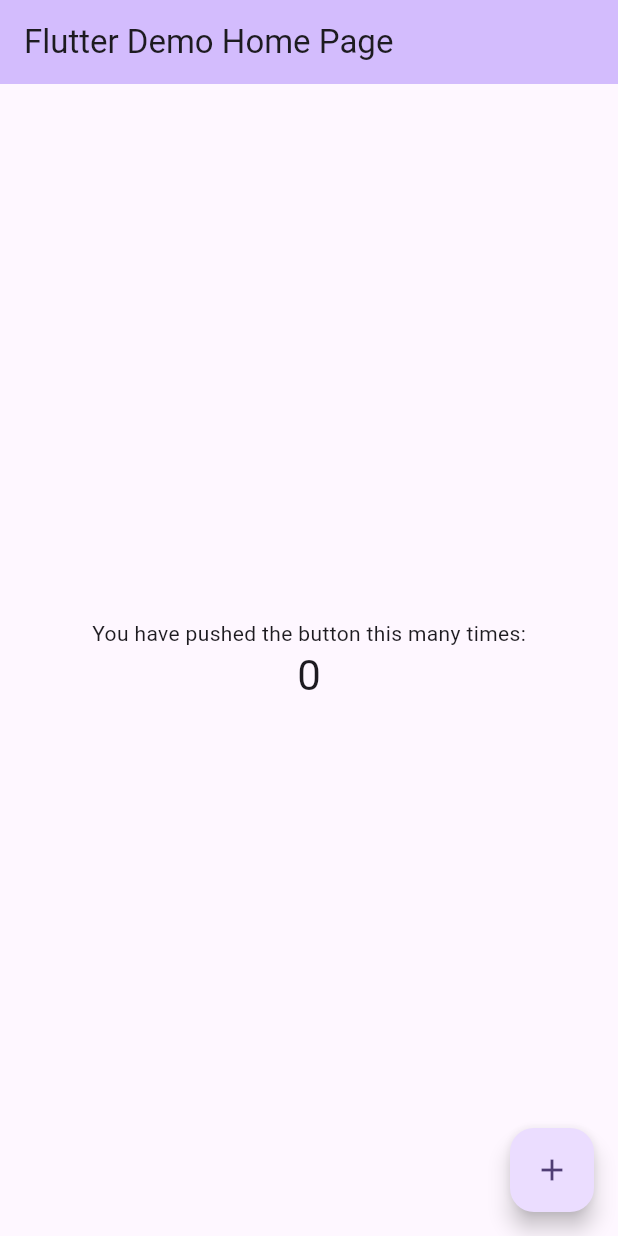
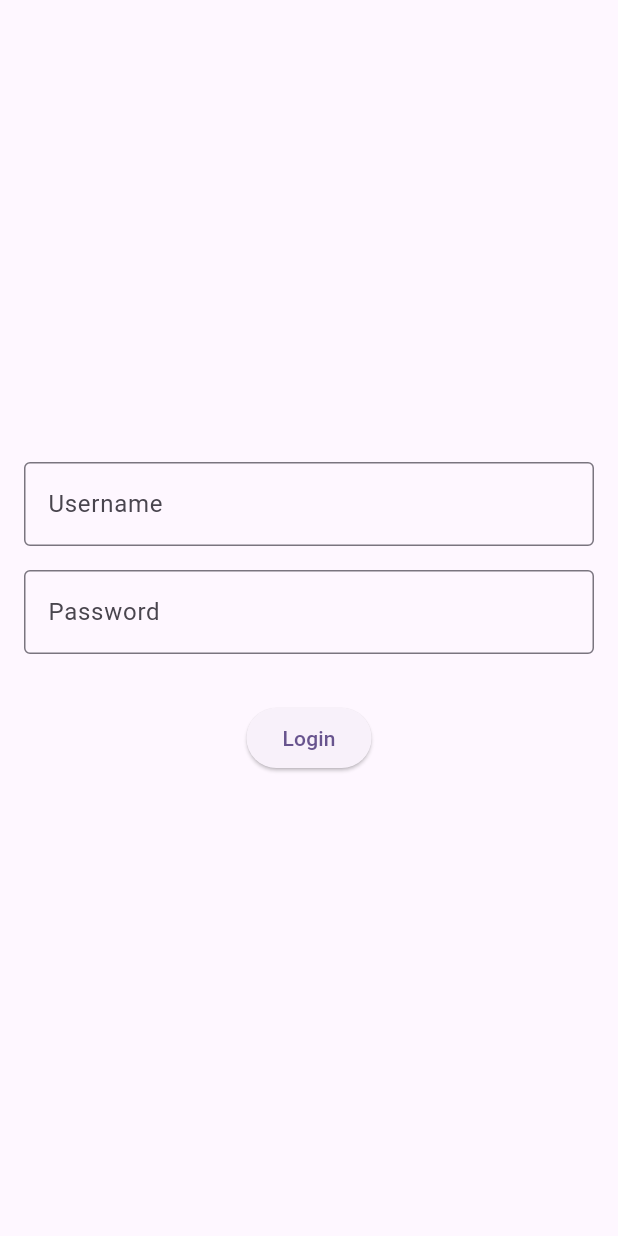
Before and after one commit to PeterJohnBishop/JWT-FlutterReactSwiftUI, a Flutter app: the screen it shows after launch, on a phone screen of 412 x 824 dp. Run offline on Flutter 3.47's test engine with Material 3 defaults, Android fonts, the phone set to English and light mode, and no system bars.

Commit message:
authenticated login from flutter app successfull

```diff
--- a/flutter/flutter-animated_barnacle/lib/main.dart
+++ b/flutter/flutter-animated_barnacle/lib/main.dart
@@ -1,4 +1,6 @@
 import 'package:flutter/material.dart';
+import 'package:http/http.dart' as http;
+import 'dart:convert';
 
 void main() {
   runApp(const MyApp());
@@ -13,21 +15,6 @@
     return MaterialApp(
       title: 'Flutter Demo',
       theme: ThemeData(
-        // This is the theme of your application.
-        //
-        // TRY THIS: Try running your application with "flutter run". You'll see
-        // the application has a purple toolbar. Then, without quitting the app,
-        // try changing the seedColor in the colorScheme below to Colors.green
-        // and then invoke "hot reload" (save your changes or press the "hot
-        // reload" button in a Flutter-supported IDE, or press "r" if you used
-        // the command line to start the app).
-        //
-        // Notice that the counter didn't reset back to zero; the application
-        // state is not lost during the reload. To reset the state, use hot
-        // restart instead.
-        //
-        // This works for code too, not just values: Most code changes can be
-        // tested with just a hot reload.
         colorScheme: ColorScheme.fromSeed(seedColor: Colors.deepPurple),
         useMaterial3: true,
       ),
@@ -38,15 +25,6 @@
 
 class MyHomePage extends StatefulWidget {
   const MyHomePage({super.key, required this.title});
-
-  // This widget is the home page of your application. It is stateful, meaning
-  // that it has a State object (defined below) that contains fields that affect
-  // how it looks.
-
-  // This class is the configuration for the state. It holds the values (in this
-  // case the title) provided by the parent (in this case the App widget) and
-  // used by the build method of the State. Fields in a Widget subclass are
-  // always marked "final".
 
   final String title;
 
@@ -59,67 +37,131 @@
 
   void _incrementCounter() {
     setState(() {
-      // This call to setState tells the Flutter framework that something has
-      // changed in this State, which causes it to rerun the build method below
-      // so that the display can reflect the updated values. If we changed
-      // _counter without calling setState(), then the build method would not be
-      // called again, and so nothing would appear to happen.
       _counter++;
     });
   }
 
   @override
   Widget build(BuildContext context) {
-    // This method is rerun every time setState is called, for instance as done
-    // by the _incrementCounter method above.
-    //
-    // The Flutter framework has been optimized to make rerunning build methods
-    // fast, so that you can just rebuild anything that needs updating rather
-    // than having to individually change instances of widgets.
+
+    final TextEditingController _usernameController = TextEditingController();
+    final TextEditingController _passwordController = TextEditingController();
+
+      void showErrorDialog(String message) {
+      showDialog(
+        context: context,
+        builder: (BuildContext context) {
+          return AlertDialog(
+            title: Text("Error"),
+            content: Text(message),
+            actions: [
+              TextButton(
+                onPressed: () {
+                  Navigator.of(context).pop();
+                },
+                child: Text("OK"),
+              ),
+            ],
+          );
+        },
+      );
+    }
+
+      void showSuccessDialog(String message) {
+      showDialog(
+        context: context,
+        builder: (BuildContext context) {
+          return AlertDialog(
+            title: Text("Success"),
+            content: Text(message),
+            actions: [
+              TextButton(
+                onPressed: () {
+                  Navigator.of(context).pop();
+                  // Navigate to the next page if login is successful
+                },
+                child: Text("OK"),
+              ),
+            ],
+          );
+        },
+      );
+    }
+
+      Future<void> authenticateUser(String username, String password) async {
+    final response = await http.post(
+      Uri.parse('http://127.0.0.1:8080/users/auth'),
+      headers: <String, String>{
+        'Content-Type': 'application/json; charset=UTF-8',
+      },
+      body: jsonEncode(<String, String>{
+        'username': username,
+        'password': password
+      }),
+    );
+
+    if (response.statusCode == 200) {
+      // If the server returns a CREATED response
+      var data = jsonDecode(response.body);
+      print('Data posted: $data');
+      showSuccessDialog("Login Successful!");
+    } else {
+      // If the server returns an error response
+      throw Exception('Failed to post data');
+    }
+  }
+
+    void login() {
+      final username = _usernameController.text;
+      final password = _passwordController.text;
+
+      if (username.isEmpty || password.isEmpty) {
+        showErrorDialog("Please enter both username and password.");
+      } else {
+        // Add your authentication logic here (like calling an API)
+        print("Logging in with username: $username and password: $password");
+        authenticateUser(username, password);
+      }
+    }
+
     return Scaffold(
-      appBar: AppBar(
-        // TRY THIS: Try changing the color here to a specific color (to
-        // Colors.amber, perhaps?) and trigger a hot reload to see the AppBar
-        // change color while the other colors stay the same.
-        backgroundColor: Theme.of(context).colorScheme.inversePrimary,
-        // Here we take the value from the MyHomePage object that was created by
-        // the App.build method, and use it to set our appbar title.
-        title: Text(widget.title),
-      ),
-      body: Center(
-        // Center is a layout widget. It takes a single child and positions it
-        // in the middle of the parent.
+      // appBar: AppBar(
+      //   title: Text('Login Page'),
+      // ),
+      body: Padding(
+        padding: const EdgeInsets.all(16.0),
         child: Column(
-          // Column is also a layout widget. It takes a list of children and
-          // arranges them vertically. By default, it sizes itself to fit its
-          // children horizontally, and tries to be as tall as its parent.
-          //
-          // Column has various properties to control how it sizes itself and
-          // how it positions its children. Here we use mainAxisAlignment to
-          // center the children vertically; the main axis here is the vertical
-          // axis because Columns are vertical (the cross axis would be
-          // horizontal).
-          //
-          // TRY THIS: Invoke "debug painting" (choose the "Toggle Debug Paint"
-          // action in the IDE, or press "p" in the console), to see the
-          // wireframe for each widget.
           mainAxisAlignment: MainAxisAlignment.center,
-          children: <Widget>[
-            const Text(
-              'You have pushed the button this many times:',
+          children: [
+            // Username Field
+            TextField(
+              controller: _usernameController,
+              decoration: InputDecoration(
+                labelText: 'Username',
+                border: OutlineInputBorder(),
+              ),
             ),
-            Text(
-              '$_counter',
-              style: Theme.of(context).textTheme.headlineMedium,
+            SizedBox(height: 16),
+
+            // Password Field
+            TextField(
+              controller: _passwordController,
+              obscureText: true,
+              decoration: InputDecoration(
+                labelText: 'Password',
+                border: OutlineInputBorder(),
+              ),
+            ),
+            SizedBox(height: 32),
+
+            // Login Button
+            ElevatedButton(
+              onPressed: login,
+              child: Text('Login'),
             ),
           ],
         ),
       ),
-      floatingActionButton: FloatingActionButton(
-        onPressed: _incrementCounter,
-        tooltip: 'Increment',
-        child: const Icon(Icons.add),
-      ), // This trailing comma makes auto-formatting nicer for build methods.
     );
   }
 }
--- a/flutter/flutter-animated_barnacle/pubspec.yaml
+++ b/flutter/flutter-animated_barnacle/pubspec.yaml
@@ -30,6 +30,7 @@ environment:
 dependencies:
   flutter:
     sdk: flutter
+  http: ^1.2.2
 
 
   # The following adds the Cupertino Icons font to your application.
```
Also changed, not shown: flutter/flutter-animated_barnacle/pubspec.lock, 6 other files.
